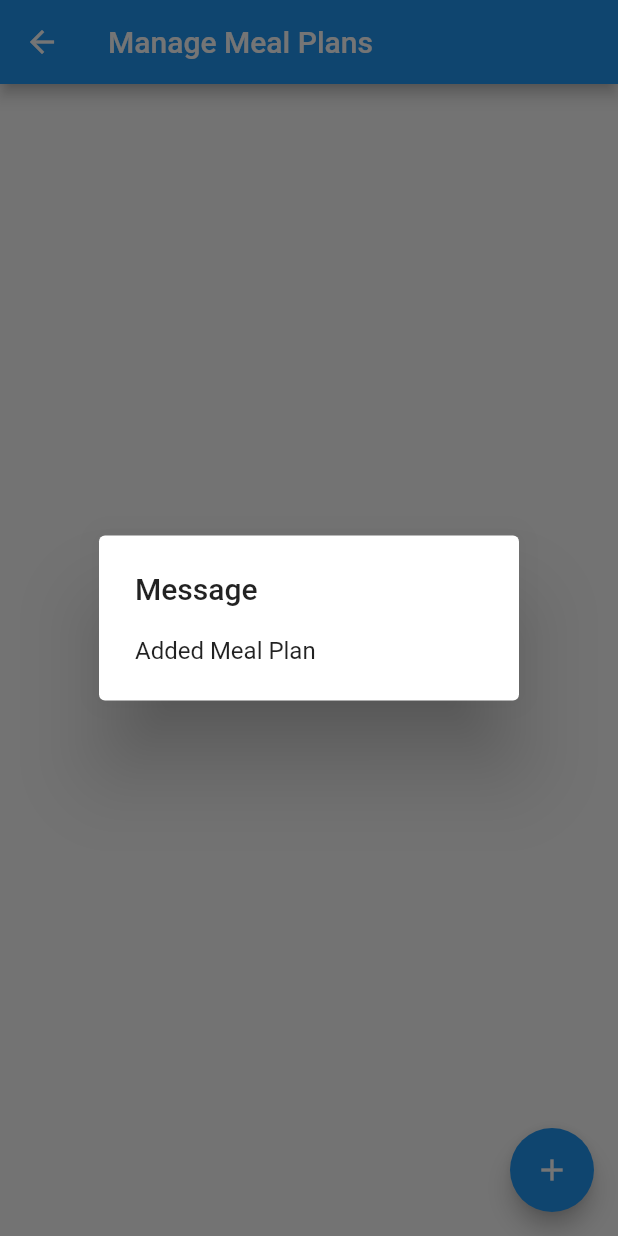
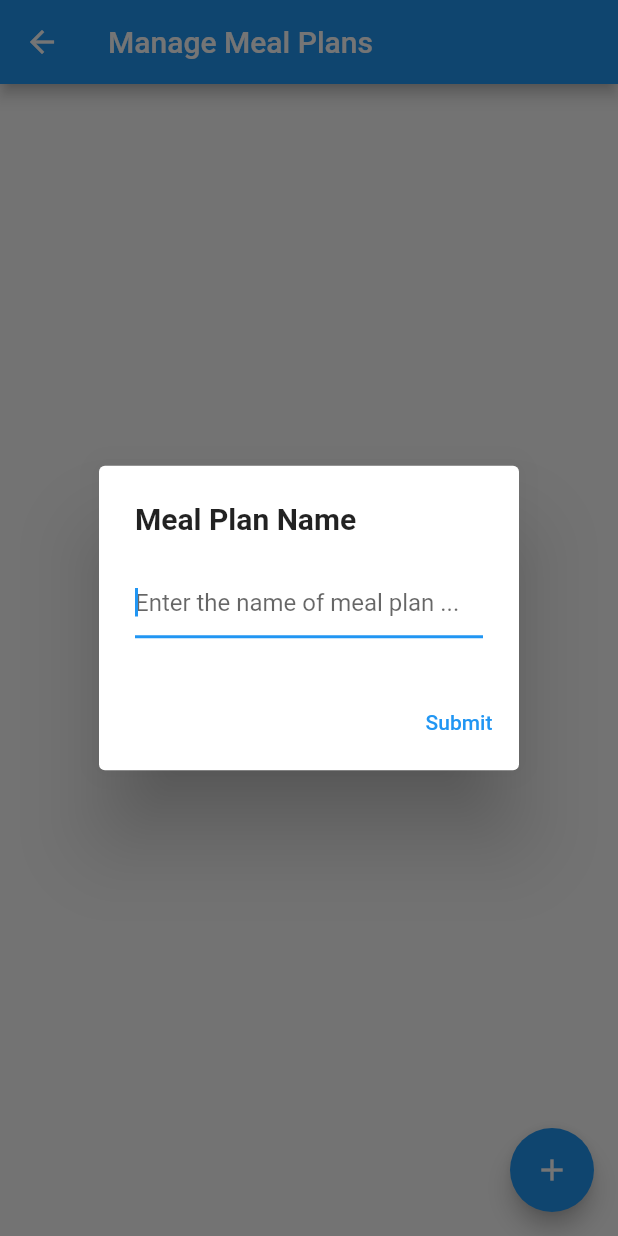
Before and after one commit to sandeshgoel/meal_planner, a Flutter app: the ManagePage screen opened directly, after a tap on the "add" icon, on a phone screen of 412 x 824 dp. Run offline on Flutter 3.47's test engine with Material 2 defaults, Android fonts, the phone set to English and light mode, and no system bars; our stand-ins replace cloud_firestore, firebase_auth, firebase_core, flutter_form_builder, flutter_spinkit, font_awesome_flutter and 4 more; accounts and stored records are empty.

Commit message:
Ability to add meal plans

```diff
--- a/lib/pages/manage_plan_page.dart
+++ b/lib/pages/manage_plan_page.dart
@@ -1,5 +1,5 @@
+import 'package:flutter/foundation.dart';
 import 'package:flutter/material.dart';
-import 'package:meal_planner/services/database.dart';
 import 'package:meal_planner/services/meal_plan.dart';
 import 'package:provider/provider.dart';
 
@@ -14,6 +14,20 @@ class ManagePage extends StatefulWidget {
 }
 
 class _ManagePageState extends State<ManagePage> {
+  late TextEditingController controller;
+
+  @override
+  void initState() {
+    super.initState();
+    controller = TextEditingController();
+  }
+
+  @override
+  void dispose() {
+    controller.dispose();
+    super.dispose();
+  }
+
   @override
   Widget build(BuildContext context) {
     return Consumer<YogaSettings>(builder: (context, settings, _) {
@@ -34,14 +48,35 @@ class _ManagePageState extends State<ManagePage> {
 
   void _addMealPlan() async {
     YogaSettings settings = Provider.of<YogaSettings>(context, listen: false);
-    String email = settings.getUser().email;
 
-    MealPlan mp =
-        MealPlan(name: 'Goels Meal Plan', creator: email, admins: [email]);
-    String mpId = await DBService(email: email).addMealPlan(mp.toJson());
-    MealPlanRole mprole = MealPlanRole(mpId, MpRole.admin);
-    settings.addMpRole(mprole, mp);
-    showMsg(context, 'Added Meal Plan');
+    String name = await showDialog(
+      context: context,
+      builder: (context) => AlertDialog(
+        title: Text(
+          'Meal Plan Name',
+          style: TextStyle(fontWeight: FontWeight.bold),
+        ),
+        content: TextField(
+          controller: controller,
+          autofocus: true,
+          decoration:
+              InputDecoration(hintText: 'Enter the name of meal plan ...'),
+        ),
+        actions: [
+          TextButton(
+              onPressed: () => Navigator.of(context).pop(controller.text),
+              child: Text('Submit'))
+        ],
+      ),
+    );
+
+    if (settings.mealPlans.any((x) => x.name == name)) {
+      showMsg(context, 'Meal Plan \'$name\' already exists!!');
+    } else {
+      settings.addMealPlan(name);
+      showMsg(context, 'Added Meal Plan');
+    }
+    setState(() {});
   }
 
   Widget _mealPlanTile(YogaSettings settings, MealPlanRole mpr, MealPlan r) {
@@ -72,7 +107,7 @@ class _ManagePageState extends State<ManagePage> {
                     ],
                   ),
                   Text(
-                    '${mpr.mpRole}(creator:${r.creator})',
+                    '${describeEnum(mpr.mpRole)}(creator:${r.creator})',
                     style: TextStyle(fontSize: 10),
                   )
                 ],
--- a/lib/services/settings.dart
+++ b/lib/services/settings.dart
@@ -105,10 +105,12 @@ class YogaSettings with ChangeNotifier {
   late UserInfo _user;
 
   late List<MealPlanRole> _mprs;
+  late int _curMpIndex;
   late bool _notify;
 
   // cached only, not written to DB
   late List<MealPlan> mealPlans;
+  late bool loadComplete;
 
   YogaSettings() {
     initSettings();
@@ -122,8 +124,11 @@ class YogaSettings with ChangeNotifier {
     _user.initUser();
 
     _mprs = [];
+    _curMpIndex = 0;
+    _notify = defNotify;
+
     mealPlans = [];
-    _notify = defNotify;
+    loadComplete = false;
   }
 
   bool allDefaults() {
@@ -164,9 +169,10 @@ class YogaSettings with ChangeNotifier {
 
   void settingsFromJson(Map<String, dynamic> jval) {
     _user = UserInfo.fromJson(jval['user'] ?? (_user).toJson());
-    _mprs = (jval['mps'] ?? (this._mprs.map((e) => e.toJson()).toList()))
+    _mprs = (jval['mprs'] ?? (this._mprs.map((e) => e.toJson()).toList()))
         .map<MealPlanRole>((x) => MealPlanRole.fromJson(x))
         .toList();
+    _curMpIndex = jval['curMpIndex'] ?? _curMpIndex;
     _notify = jval['notify'] ?? _notify;
 
     notifyListeners();
@@ -176,6 +182,7 @@ class YogaSettings with ChangeNotifier {
     return {
       'user': (_user).toJson(),
       'mprs': this._mprs.map((e) => e.toJson()).toList(),
+      'curMpIndex': _curMpIndex,
       'notify': _notify,
     };
   }
@@ -213,6 +220,7 @@ class YogaSettings with ChangeNotifier {
   bool equals(YogaSettings cfg) {
     if (_user.equals(cfg._user) &
         (mpsEquals(cfg._mprs)) &
+        (_curMpIndex == cfg._curMpIndex) &
         (_notify == cfg._notify)) {
       return true;
     } else {
@@ -242,10 +250,32 @@ class YogaSettings with ChangeNotifier {
     }
   }
 
+  Future addMealPlan(String name) async {
+    String email = _user.email;
+    MealPlan mp = MealPlan(name: name, creator: email, admins: [email]);
+    String mpId = await DBService(email: email).addMealPlan(mp.toJson());
+    MealPlanRole mprole = MealPlanRole(mpId, MpRole.admin);
+    addMpRole(mprole, mp);
+  }
+
   Future getAllMealPlans() async {
+    if (_mprs.length == 0) addMealPlan('My Meal Plan');
+
     mealPlans = [];
     for (int i = 0; i < _mprs.length; i++)
       mealPlans.add(await getMealPlan(_mprs[i].mpid));
+
+    print(
+        'getAllMealPlans: MPR len=${_mprs.length}, MP len=${mealPlans.length}');
+  }
+  // ----------------------------------------------------
+
+  void setCurMpIndex(int val) {
+    _curMpIndex = val;
+  }
+
+  int getCurMpIndex() {
+    return _curMpIndex;
   }
 
   // ----------------------------------------------------
@@ -257,4 +287,6 @@ class YogaSettings with ChangeNotifier {
   bool getNotify() {
     return _notify;
   }
+
+  // ----------------------------------------------------
 }
```
Also changed, not shown: lib/main.dart (+7 -1 lines), lib/pages/home_page.dart (+51 -8 lines), 1 other file.
